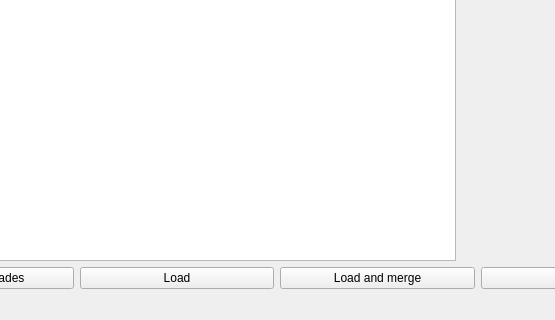
Above: moodle_sync_aggregate.ui from dominikhoebert/Moodle_Sync_Aggregate before the change; both pictures show x 330 to 885 and y 523 to 843 of the 1014 by 843 pixel window. Below: the same form after it.
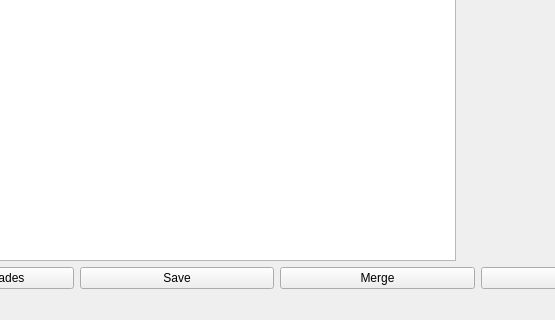
That is the form after the change.

Commit message: starting refactoring export grades for save and merge

What changed in the file:
```diff
--- a/moodle_sync_aggregate.ui
+++ b/moodle_sync_aggregate.ui
@@ -88,14 +88,14 @@
       <item>
        <widget class="QPushButton" name="load_pushButton">
         <property name="text">
-         <string>Load</string>
+         <string>Save</string>
         </property>
        </widget>
       </item>
       <item>
        <widget class="QPushButton" name="merge_pushButton">
         <property name="text">
-         <string>Load and merge</string>
+         <string>Merge</string>
         </property>
        </widget>
       </item>
```
Left out of the diff: 4 changed lines with no effect on the pictures. The commit also changes 3 other files.
